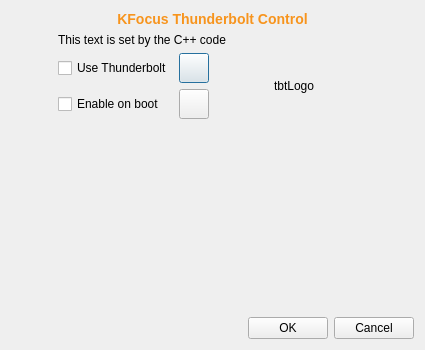
Qt form package-tools/src/kfocus-tbt/tbtctldialog.ui (kfocus/kfocus-source) before a commit.
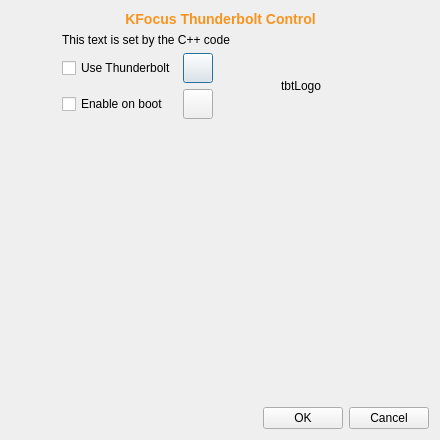
The same form after that commit. Icons and pictures are not drawn.

Commit message: 4788 +Readme build instructions; Increase window size

Patch:
```diff
--- a/package-tools/src/kfocus-tbt/tbtctldialog.ui
+++ b/package-tools/src/kfocus-tbt/tbtctldialog.ui
@@ -6,8 +6,8 @@
    <rect>
     <x>0</x>
     <y>0</y>
-    <width>425</width>
-    <height>350</height>
+    <width>440</width>
+    <height>440</height>
    </rect>
   </property>
   <property name="windowTitle">
```
The commit also changes 1 other file.
